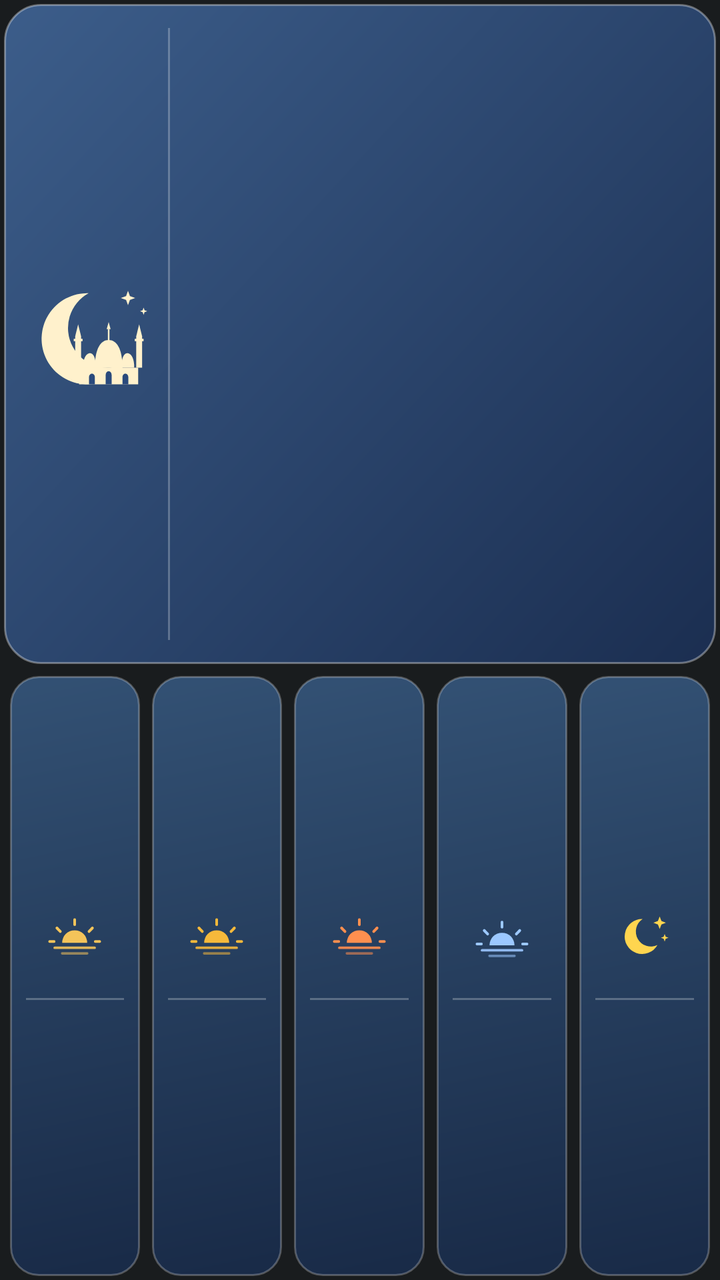
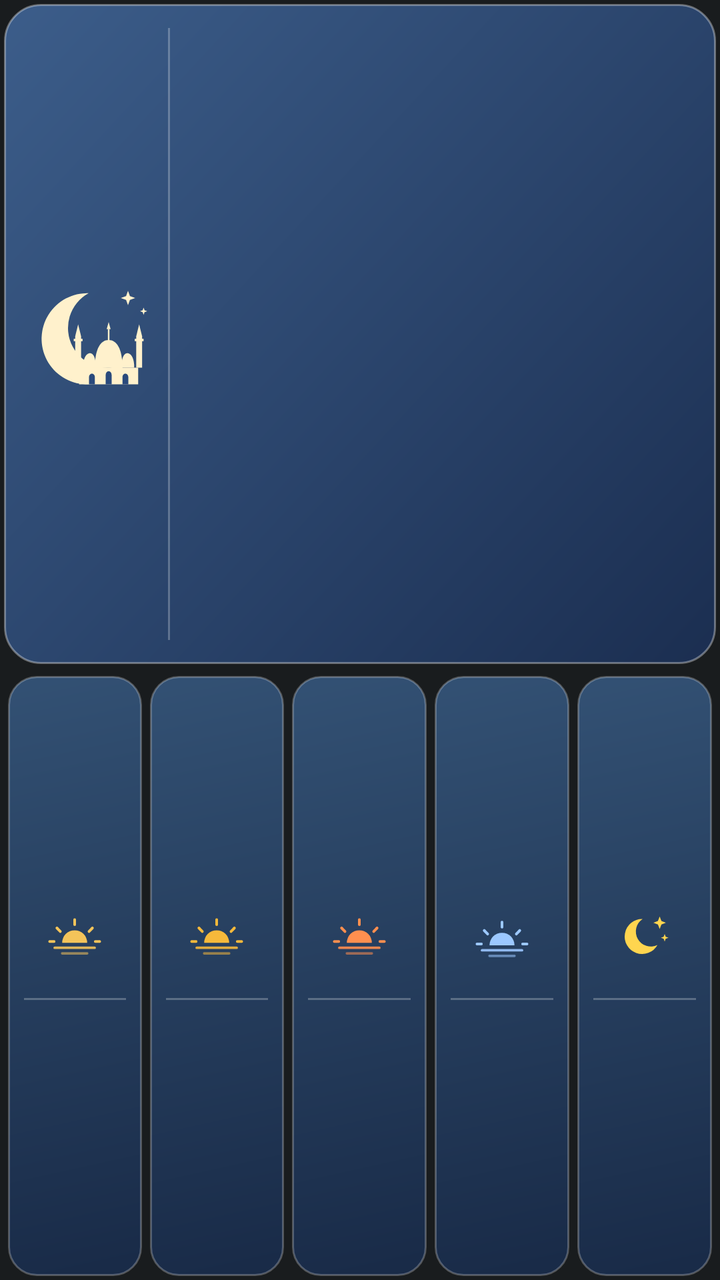

Screens rendered from an Android XML layout before and after an edit, with the pre-edit source and the edit as a unified diff.
<!-- AndroidManifest.xml: application theme android:Theme.DeviceDefault.NoActionBar -->
<!-- res/layout/widget_namaz.xml -->
<?xml version="1.0" encoding="utf-8"?>
<LinearLayout xmlns:android="http://schemas.android.com/apk/res/android"
    android:id="@+id/w_root"
    android:layout_width="match_parent"
    android:layout_height="match_parent"
    android:background="@drawable/widget_bg"
    android:orientation="vertical"
    android:padding="2dp">

    
    <LinearLayout
        android:id="@+id/w_card"
        android:layout_width="match_parent"
        android:layout_height="0dp"
        android:layout_marginBottom="6dp"
        android:layout_weight="1.1"
        android:background="@drawable/glass_card"
        android:gravity="center_vertical"
        android:orientation="horizontal"
        android:paddingStart="14dp"
        android:paddingTop="6dp"
        android:paddingEnd="10dp"
        android:paddingBottom="6dp">

        <ImageView
            android:id="@+id/w_moon"
            android:layout_width="60dp"
            android:layout_height="60dp"
            android:contentDescription="@null"
            android:scaleType="fitCenter"
            android:src="@drawable/ic_mosque_moon" />

        <ImageView
            android:layout_width="1dp"
            android:layout_height="match_parent"
            android:layout_marginStart="8dp"
            android:layout_marginTop="6dp"
            android:layout_marginEnd="8dp"
            android:layout_marginBottom="6dp"
            android:background="#40FFFFFF"
            android:contentDescription="@null" />

        <LinearLayout
            android:layout_width="0dp"
            android:layout_height="match_parent"
            android:layout_weight="1"
            android:gravity="center"
            android:orientation="vertical">

            <TextView
                android:id="@+id/w_label"
                android:layout_width="wrap_content"
                android:layout_height="wrap_content"
                android:fontFamily="sans-serif"
                android:includeFontPadding="false"
                android:maxLines="1"
                android:textColor="#FFFFFF"
                android:textSize="16sp" />

            <TextView
                android:id="@+id/w_countdown"
                android:layout_width="wrap_content"
                android:layout_height="wrap_content"
                android:fontFamily="sans-serif-black"
                android:includeFontPadding="false"
                android:maxLines="1"
                android:textColor="#FFFFFF"
                android:textSize="36sp" />
        </LinearLayout>
    </LinearLayout>

    
    <LinearLayout
        android:layout_width="match_parent"
        android:layout_height="0dp"
        android:layout_weight="1"
        android:gravity="center"
        android:orientation="horizontal">

        <LinearLayout
            android:id="@+id/p0"
            android:layout_width="0dp"
            android:layout_height="match_parent"
            android:layout_marginStart="3dp"
            android:layout_marginEnd="3dp"
            android:layout_weight="1"
            android:background="@drawable/glass_tile"
            android:gravity="center"
            android:orientation="vertical"
            android:paddingTop="4dp"
            android:paddingBottom="4dp">

            <ImageView
                android:id="@+id/p0_icon"
                android:layout_width="30dp"
                android:layout_height="30dp"
                android:contentDescription="@null"
                android:scaleType="fitCenter"
                android:src="@drawable/ic_vakit_imsak" />

            <TextView
                android:id="@+id/p0_name"
                android:layout_width="wrap_content"
                android:layout_height="wrap_content"
                android:fontFamily="sans-serif-medium"
                android:includeFontPadding="false"
                android:maxLines="1"
                android:textColor="#E3ECF7"
                android:textSize="12sp" />

            <ImageView
                android:layout_width="match_parent"
                android:layout_height="1dp"
                android:layout_marginStart="8dp"
                android:layout_marginTop="3dp"
                android:layout_marginEnd="8dp"
                android:layout_marginBottom="3dp"
                android:background="#40FFFFFF"
                android:contentDescription="@null" />

            <TextView
                android:id="@+id/p0_time"
                android:layout_width="wrap_content"
                android:layout_height="wrap_content"
                android:fontFamily="sans-serif-black"
                android:includeFontPadding="false"
                android:maxLines="1"
                android:textColor="#FFFFFF"
                android:textSize="18sp" />
        </LinearLayout>

        <LinearLayout
            android:id="@+id/p1"
            android:layout_width="0dp"
            android:layout_height="match_parent"
            android:layout_marginStart="3dp"
            android:layout_marginEnd="3dp"
            android:layout_weight="1"
            android:background="@drawable/glass_tile"
            android:gravity="center"
            android:orientation="vertical"
            android:paddingTop="4dp"
            android:paddingBottom="4dp">

            <ImageView
                android:id="@+id/p1_icon"
                android:layout_width="30dp"
                android:layout_height="30dp"
                android:contentDescription="@null"
                android:scaleType="fitCenter"
                android:src="@drawable/ic_vakit_ogle" />

            <TextView
                android:id="@+id/p1_name"
                android:layout_width="wrap_content"
                android:layout_height="wrap_content"
                android:fontFamily="sans-serif-medium"
                android:includeFontPadding="false"
                android:maxLines="1"
                android:textColor="#E3ECF7"
                android:textSize="12sp" />

            <ImageView
                android:layout_width="match_parent"
                android:layout_height="1dp"
                android:layout_marginStart="8dp"
                android:layout_marginTop="3dp"
                android:layout_marginEnd="8dp"
                android:layout_marginBottom="3dp"
                android:background="#40FFFFFF"
                android:contentDescription="@null" />

            <TextView
                android:id="@+id/p1_time"
                android:layout_width="wrap_content"
                android:layout_height="wrap_content"
                android:fontFamily="sans-serif-black"
                android:includeFontPadding="false"
                android:maxLines="1"
                android:textColor="#FFFFFF"
                android:textSize="18sp" />
        </LinearLayout>

        <LinearLayout
            android:id="@+id/p2"
            android:layout_width="0dp"
            android:layout_height="match_parent"
            android:layout_marginStart="3dp"
            android:layout_marginEnd="3dp"
            android:layout_weight="1"
            android:background="@drawable/glass_tile"
            android:gravity="center"
            android:orientation="vertical"
            android:paddingTop="4dp"
            android:paddingBottom="4dp">

            <ImageView
                android:id="@+id/p2_icon"
                android:layout_width="30dp"
                android:layout_height="30dp"
                android:contentDescription="@null"
                android:scaleType="fitCenter"
                android:src="@drawable/ic_vakit_ikindi" />

            <TextView
                android:id="@+id/p2_name"
                android:layout_width="wrap_content"
                android:layout_height="wrap_content"
                android:fontFamily="sans-serif-medium"
                android:includeFontPadding="false"
                android:maxLines="1"
                android:textColor="#E3ECF7"
                android:textSize="12sp" />

            <ImageView
                android:layout_width="match_parent"
                android:layout_height="1dp"
                android:layout_marginStart="8dp"
                android:layout_marginTop="3dp"
                android:layout_marginEnd="8dp"
                android:layout_marginBottom="3dp"
                android:background="#40FFFFFF"
                android:contentDescription="@null" />

            <TextView
                android:id="@+id/p2_time"
                android:layout_width="wrap_content"
                android:layout_height="wrap_content"
                android:fontFamily="sans-serif-black"
                android:includeFontPadding="false"
                android:maxLines="1"
                android:textColor="#FFFFFF"
                android:textSize="18sp" />
        </LinearLayout>

        <LinearLayout
            android:id="@+id/p3"
            android:layout_width="0dp"
            android:layout_height="match_parent"
            android:layout_marginStart="3dp"
            android:layout_marginEnd="3dp"
            android:layout_weight="1"
            android:background="@drawable/glass_tile"
            android:gravity="center"
            android:orientation="vertical"
            android:paddingTop="4dp"
            android:paddingBottom="4dp">

            <ImageView
                android:id="@+id/p3_icon"
                android:layout_width="30dp"
                android:layout_height="30dp"
                android:contentDescription="@null"
                android:scaleType="fitCenter"
                android:src="@drawable/ic_vakit_aksam" />

            <TextView
                android:id="@+id/p3_name"
                android:layout_width="wrap_content"
                android:layout_height="wrap_content"
                android:fontFamily="sans-serif-medium"
                android:includeFontPadding="false"
                android:maxLines="1"
                android:textColor="#E3ECF7"
                android:textSize="12sp" />

            <ImageView
                android:layout_width="match_parent"
                android:layout_height="1dp"
                android:layout_marginStart="8dp"
                android:layout_marginTop="3dp"
                android:layout_marginEnd="8dp"
                android:layout_marginBottom="3dp"
                android:background="#40FFFFFF"
                android:contentDescription="@null" />

            <TextView
                android:id="@+id/p3_time"
                android:layout_width="wrap_content"
                android:layout_height="wrap_content"
                android:fontFamily="sans-serif-black"
                android:includeFontPadding="false"
                android:maxLines="1"
                android:textColor="#FFFFFF"
                android:textSize="18sp" />
        </LinearLayout>

        <LinearLayout
            android:id="@+id/p4"
            android:layout_width="0dp"
            android:layout_height="match_parent"
            android:layout_marginStart="3dp"
            android:layout_marginEnd="3dp"
            android:layout_weight="1"
            android:background="@drawable/glass_tile"
            android:gravity="center"
            android:orientation="vertical"
            android:paddingTop="4dp"
            android:paddingBottom="4dp">

            <ImageView
                android:id="@+id/p4_icon"
                android:layout_width="30dp"
                android:layout_height="30dp"
                android:contentDescription="@null"
                android:scaleType="fitCenter"
                android:src="@drawable/ic_vakit_yatsi" />

            <TextView
                android:id="@+id/p4_name"
                android:layout_width="wrap_content"
                android:layout_height="wrap_content"
                android:fontFamily="sans-serif-medium"
                android:includeFontPadding="false"
                android:maxLines="1"
                android:textColor="#E3ECF7"
                android:textSize="12sp" />

            <ImageView
                android:layout_width="match_parent"
                android:layout_height="1dp"
                android:layout_marginStart="8dp"
                android:layout_marginTop="3dp"
                android:layout_marginEnd="8dp"
                android:layout_marginBottom="3dp"
                android:background="#40FFFFFF"
                android:contentDescription="@null" />

            <TextView
                android:id="@+id/p4_time"
                android:layout_width="wrap_content"
                android:layout_height="wrap_content"
                android:fontFamily="sans-serif-black"
                android:includeFontPadding="false"
                android:maxLines="1"
                android:textColor="#FFFFFF"
                android:textSize="18sp" />
        </LinearLayout>
    </LinearLayout>
</LinearLayout>
<!-- resources referenced by this layout -->
<resources>
  <!-- drawable glass_card (drawable) -->
  <?xml version="1.0" encoding="utf-8"?>
  <shape xmlns:android="http://schemas.android.com/apk/res/android" android:shape="rectangle">
      <gradient
          android:angle="315"
          android:startColor="#B34A78B8"
          android:endColor="#B31B3566" />
      <stroke android:width="1dp" android:color="#59FFFFFF" />
      <corners android:radius="18dp" />
  </shape>
  <!-- drawable glass_tile (drawable) -->
  <?xml version="1.0" encoding="utf-8"?>
  <shape xmlns:android="http://schemas.android.com/apk/res/android" android:shape="rectangle">
      <gradient
          android:angle="315"
          android:startColor="#994473AD"
          android:endColor="#99183262" />
      <stroke android:width="1dp" android:color="#40FFFFFF" />
      <corners android:radius="14dp" />
  </shape>
  <!-- drawable ic_vakit_ogle (drawable) -->
  <?xml version="1.0" encoding="utf-8"?>
  <vector xmlns:android="http://schemas.android.com/apk/res/android"
      android:width="48dp"
      android:height="48dp"
      android:viewportWidth="48"
      android:viewportHeight="48">
      <path
          android:pathData="M14,31 A10,10 0 0 1 34,31 Z"
          android:fillColor="#F6B93B" />
      <path
          android:pathData="M24,16.5 L24,12.5"
          android:strokeColor="#F6B93B"
          android:strokeWidth="2.2"
          android:strokeLineCap="round"
          android:strokeLineJoin="round" />
      <path
          android:pathData="M12.5,22 L9.8,19.2"
          android:strokeColor="#F6B93B"
          android:strokeWidth="2.2"
          android:strokeLineCap="round"
          android:strokeLineJoin="round" />
      <path
          android:pathData="M35.5,22 L38.2,19.2"
          android:strokeColor="#F6B93B"
          android:strokeWidth="2.2"
          android:strokeLineCap="round"
          android:strokeLineJoin="round" />
      <path
          android:pathData="M7.5,30 L4,30"
          android:strokeColor="#F6B93B"
          android:strokeWidth="2.2"
          android:strokeLineCap="round"
          android:strokeLineJoin="round" />
      <path
          android:pathData="M40.5,30 L44,30"
          android:strokeColor="#F6B93B"
          android:strokeWidth="2.2"
          android:strokeLineCap="round"
          android:strokeLineJoin="round" />
      <path
          android:pathData="M8,35 L40,35"
          android:strokeColor="#F6B93B"
          android:strokeWidth="2.0"
          android:strokeLineCap="round"
          android:strokeLineJoin="round"
          android:strokeAlpha="0.9" />
      <path
          android:pathData="M14,39.5 L34,39.5"
          android:strokeColor="#F6B93B"
          android:strokeWidth="2.0"
          android:strokeLineCap="round"
          android:strokeLineJoin="round"
          android:strokeAlpha="0.55" />
  </vector>
  <!-- drawable ic_vakit_yatsi (drawable) -->
  <?xml version="1.0" encoding="utf-8"?>
  <vector xmlns:android="http://schemas.android.com/apk/res/android"
      android:width="48dp"
      android:height="48dp"
      android:viewportWidth="48"
      android:viewportHeight="48">
      <path
          android:pathData="M22.36,12.00 A14,14 0 1 0 34.24,32.80 A12,12 0 0 1 22.36,12.00 Z"
          android:fillColor="#FFD54F" />
      <path
          android:pathData="M36,10 L37.4,13.6 L41,15 L37.4,16.4 L36,20 L34.6,16.4 L31,15 L34.6,13.6 Z"
          android:fillColor="#FFD54F" />
      <path
          android:pathData="M40,24 L40.8,26.2 L43,27 L40.8,27.8 L40,30 L39.2,27.8 L37,27 L39.2,26.2 Z"
          android:fillColor="#FFD54F" />
  </vector>
  <!-- drawable widget_bg (drawable) -->
  <?xml version="1.0" encoding="utf-8"?>
  <shape xmlns:android="http://schemas.android.com/apk/res/android" android:shape="rectangle">
      <solid android:color="#00000000" />
  </shape>
  <!-- unchanged entries left out for length: 4 -->
</resources>

<!-- the commit's change to res/layout/widget_namaz.xml (unified diff, before → after) -->
@@ -51,7 +51,7 @@
                 android:id="@+id/w_label"
                 android:layout_width="wrap_content"
                 android:layout_height="wrap_content"
-                android:fontFamily="sans-serif"
+                android:fontFamily="sans-serif-light"
                 android:includeFontPadding="false"
                 android:maxLines="1"
                 android:textColor="#FFFFFF"
@@ -61,11 +61,12 @@
                 android:id="@+id/w_countdown"
                 android:layout_width="wrap_content"
                 android:layout_height="wrap_content"
-                android:fontFamily="sans-serif-black"
-                android:includeFontPadding="false"
-                android:maxLines="1"
-                android:textColor="#FFFFFF"
-                android:textSize="36sp" />
+                android:fontFamily="sans-serif-medium"
+                android:includeFontPadding="false"
+                android:maxLines="1"
+                android:textColor="#FFFFFF"
+                android:textSize="36sp"
+                android:textStyle="bold" />
         </LinearLayout>
     </LinearLayout>
 
@@ -81,8 +82,8 @@
             android:id="@+id/p0"
             android:layout_width="0dp"
             android:layout_height="match_parent"
-            android:layout_marginStart="3dp"
-            android:layout_marginEnd="3dp"
+            android:layout_marginStart="2dp"
+            android:layout_marginEnd="2dp"
             android:layout_weight="1"
             android:background="@drawable/glass_tile"
             android:gravity="center"
@@ -122,19 +123,20 @@
                 android:id="@+id/p0_time"
                 android:layout_width="wrap_content"
                 android:layout_height="wrap_content"
-                android:fontFamily="sans-serif-black"
-                android:includeFontPadding="false"
-                android:maxLines="1"
-                android:textColor="#FFFFFF"
-                android:textSize="18sp" />
+                android:fontFamily="sans-serif-medium"
+                android:includeFontPadding="false"
+                android:maxLines="1"
+                android:textColor="#FFFFFF"
+                android:textSize="18sp"
+                android:textStyle="bold" />
         </LinearLayout>
 
         <LinearLayout
             android:id="@+id/p1"
             android:layout_width="0dp"
             android:layout_height="match_parent"
-            android:layout_marginStart="3dp"
-            android:layout_marginEnd="3dp"
+            android:layout_marginStart="2dp"
+            android:layout_marginEnd="2dp"
             android:layout_weight="1"
             android:background="@drawable/glass_tile"
             android:gravity="center"
@@ -174,19 +176,20 @@
                 android:id="@+id/p1_time"
                 android:layout_width="wrap_content"
                 android:layout_height="wrap_content"
-                android:fontFamily="sans-serif-black"
-                android:includeFontPadding="false"
-                android:maxLines="1"
-                android:textColor="#FFFFFF"
-                android:textSize="18sp" />
+                android:fontFamily="sans-serif-medium"
+                android:includeFontPadding="false"
+                android:maxLines="1"
+                android:textColor="#FFFFFF"
+                android:textSize="18sp"
+                android:textStyle="bold" />
         </LinearLayout>
 
         <LinearLayout
             android:id="@+id/p2"
             android:layout_width="0dp"
             android:layout_height="match_parent"
-            android:layout_marginStart="3dp"
-            android:layout_marginEnd="3dp"
+            android:layout_marginStart="2dp"
+            android:layout_marginEnd="2dp"
             android:layout_weight="1"
             android:background="@drawable/glass_tile"
             android:gravity="center"
@@ -226,19 +229,20 @@
                 android:id="@+id/p2_time"
                 android:layout_width="wrap_content"
                 android:layout_height="wrap_content"
-                android:fontFamily="sans-serif-black"
-                android:includeFontPadding="false"
-                android:maxLines="1"
-                android:textColor="#FFFFFF"
-                android:textSize="18sp" />
+                android:fontFamily="sans-serif-medium"
+                android:includeFontPadding="false"
+                android:maxLines="1"
+                android:textColor="#FFFFFF"
+                android:textSize="18sp"
+                android:textStyle="bold" />
         </LinearLayout>
 
         <LinearLayout
             android:id="@+id/p3"
             android:layout_width="0dp"
             android:layout_height="match_parent"
-            android:layout_marginStart="3dp"
-            android:layout_marginEnd="3dp"
+            android:layout_marginStart="2dp"
+            android:layout_marginEnd="2dp"
             android:layout_weight="1"
             android:background="@drawable/glass_tile"
             android:gravity="center"
@@ -278,19 +282,20 @@
                 android:id="@+id/p3_time"
                 android:layout_width="wrap_content"
                 android:layout_height="wrap_content"
-                android:fontFamily="sans-serif-black"
-                android:includeFontPadding="false"
-                android:maxLines="1"
-                android:textColor="#FFFFFF"
-                android:textSize="18sp" />
+                android:fontFamily="sans-serif-medium"
+                android:includeFontPadding="false"
+                android:maxLines="1"
+                android:textColor="#FFFFFF"
+                android:textSize="18sp"
+                android:textStyle="bold" />
         </LinearLayout>
 
         <LinearLayout
             android:id="@+id/p4"
             android:layout_width="0dp"
             android:layout_height="match_parent"
-            android:layout_marginStart="3dp"
-            android:layout_marginEnd="3dp"
+            android:layout_marginStart="2dp"
+            android:layout_marginEnd="2dp"
             android:layout_weight="1"
             android:background="@drawable/glass_tile"
             android:gravity="center"
@@ -330,11 +335,12 @@
                 android:id="@+id/p4_time"
                 android:layout_width="wrap_content"
                 android:layout_height="wrap_content"
-                android:fontFamily="sans-serif-black"
-                android:includeFontPadding="false"
-                android:maxLines="1"
-                android:textColor="#FFFFFF"
-                android:textSize="18sp" />
+                android:fontFamily="sans-serif-medium"
+                android:includeFontPadding="false"
+                android:maxLines="1"
+                android:textColor="#FFFFFF"
+                android:textSize="18sp"
+                android:textStyle="bold" />
         </LinearLayout>
     </LinearLayout>
 </LinearLayout>
